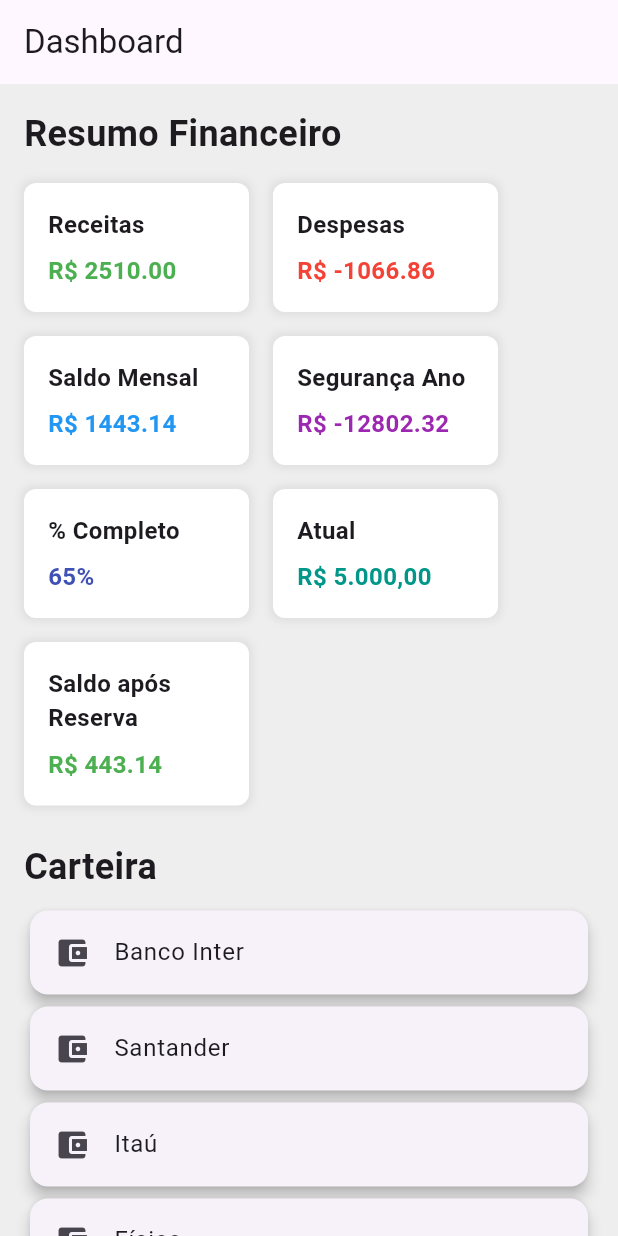
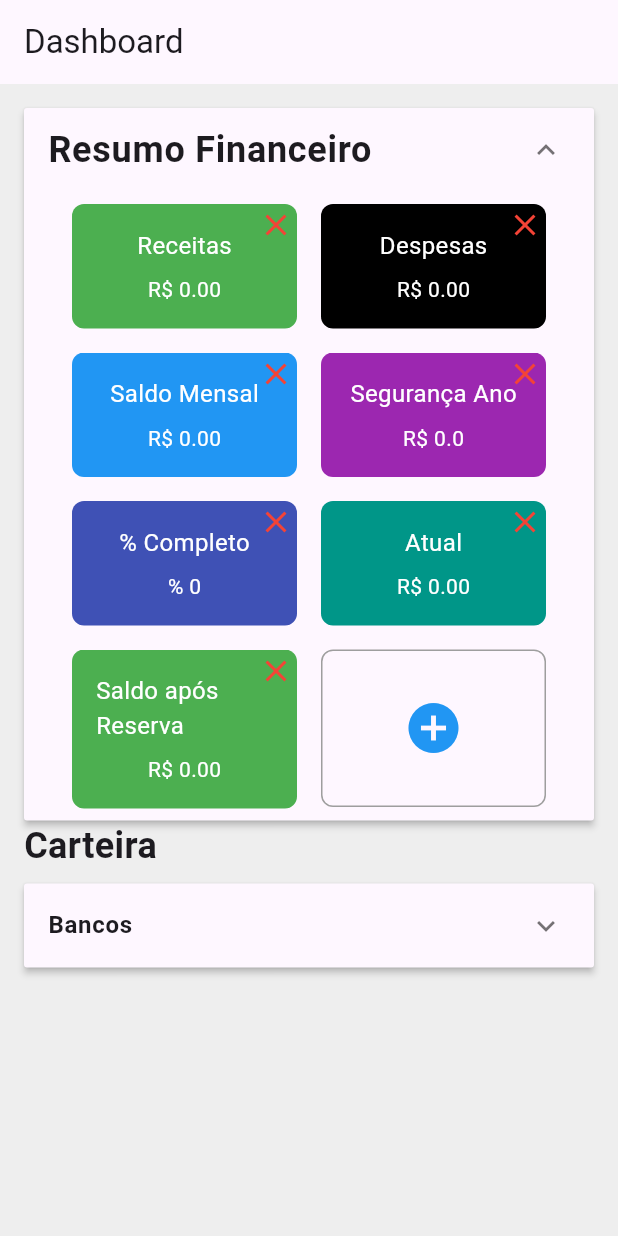
Before and after one commit to isaias99i/financeiro, a Flutter app: the screen it shows after launch, on a phone screen of 412 x 824 dp. Run offline on Flutter 3.47's test engine with Material 3 defaults, Android fonts, the light colour scheme and no system bars.

Commit message:
Inserir listas de Menus

```diff
--- a/lib/screens/dashboardScreen.dart
+++ b/lib/screens/dashboardScreen.dart
@@ -1,12 +1,14 @@
+import 'package:financeiro/widgets/ResumoFinanceiroWidget.dart';
 import 'package:flutter/material.dart';
 import 'package:financeiro/widgets/Cards.dart';
 import 'receitasScreen.dart';
 import 'despesasScreen.dart';
+import 'package:financeiro/widgets/CarteiraWidget.dart';
 
 class DashboardScreen extends StatelessWidget {
-  final double receitas = 2510.00; // Exemplo de receita
-  final double despesas = -1066.86; // Exemplo de despesa (negativo)
-  final double reserva = 1000.00;
+  final double receitas = 0.00; // Exemplo de receita
+  final double despesas = 0.0; // Exemplo de despesa (negativo)
+  final double reserva = 0.00;
 
   const DashboardScreen({super.key}); // Valor fixo da reserva anual para cálculo
 
@@ -27,72 +29,9 @@ class DashboardScreen extends StatelessWidget {
         child: Column(
           crossAxisAlignment: CrossAxisAlignment.start,
           children: [
-            const Text(
-              'Resumo Financeiro',
-              style: TextStyle(fontSize: 24, fontWeight: FontWeight.bold),
-            ),
-            const SizedBox(height: 16),
-            // Organizar os elementos lado a lado
-            Wrap(
-              spacing: 16, // Espaçamento horizontal entre os itens
-              runSpacing: 16, // Espaçamento vertical entre as linhas
-              children: [
-                FinanceCard(
-                  title: 'Receitas',
-                  value: 'R\$ ${receitas.toStringAsFixed(2)}',
-                  color: Colors.green,
-                  onTap: () {
-                    Navigator.push(
-                      context,
-                      MaterialPageRoute(builder: (context) => const ReceitasScreen()),
-                    );
-                  },
-                ),
-                FinanceCard(
-                  title: 'Despesas',
-                  value: 'R\$ ${despesas.toStringAsFixed(2)}',
-                  color: Colors.red,
-                  onTap: () {
-                    Navigator.push(
-                      context,
-                      MaterialPageRoute(builder: (context) => const DespesasScreen()),
-                    );
-                  },
-                ),
-                FinanceCard(
-                  title: 'Saldo Mensal',
-                  value: 'R\$ ${saldoMensal.toStringAsFixed(2)}',
-                  color: saldoMensal >= 0 ? Colors.blue : Colors.orange,
-                  onTap: () {},
-                ),
-                FinanceCard(
-                  title: 'Segurança Ano',
-                  value: 'R\$ ${despesas*12}', // Exemplo fixo
-                  color: Colors.purple,
-                  onTap: () {},
-                ),
-                FinanceCard(
-                  title: '% Completo',
-                  value: '65%', // Exemplo de progresso
-                  color: Colors.indigo,
-                  onTap: () {},
-                ),
-                FinanceCard(
-                  title: 'Atual',
-                  value: 'R\$ 5.000,00', // Exemplo fixo
-                  color: Colors.teal,
-                  onTap: () {},
-                ),
-                FinanceCard(
-                  title: 'Saldo após Reserva',
-                  value: 'R\$ ${saldoAposReserva.toStringAsFixed(2)}',
-                  color: saldoAposReserva >= 0 ? Colors.green : Colors.red,
-                  onTap: () {},
-                ),
-              ],
-            ),
-            const SizedBox(height: 24),
-            const Text(
+            ResumoFinanceiroWidget(receitas: receitas, despesas: despesas, saldoMensal: saldoMensal, saldoAposReserva: saldoAposReserva,saldoAtual: 0, segurancaAno: despesas * 12,),
+            CarteiraWidget(),
+            /*const Text(
               'Carteira',
               style: TextStyle(fontSize: 24, fontWeight: FontWeight.bold),
             ),
@@ -111,7 +50,7 @@ class DashboardScreen extends StatelessWidget {
                   ),
                 );
               }).toList(),
-            ),
+            ),*/
           ],
         ),
       ),
--- /dev/null
+++ b/lib/widgets/CarteiraWidget.dart
@@ -0,0 +1,60 @@
+import 'package:flutter/material.dart';
+
+class CarteiraWidget extends StatefulWidget {
+  @override
+  _CarteiraWidgetState createState() => _CarteiraWidgetState();
+}
+
+class _CarteiraWidgetState extends State<CarteiraWidget> {
+  bool _isExpanded = false; // Estado para controlar a expansão
+  final List<String> bancos = ['Banco Inter', 'Santander', 'Itaú', 'Físico'];
+
+  @override
+  Widget build(BuildContext context) {
+    return Column(
+      crossAxisAlignment: CrossAxisAlignment.start,
+      children: [
+        const Text(
+          'Carteira',
+          style: TextStyle(fontSize: 24, fontWeight: FontWeight.bold),
+        ),
+        const SizedBox(height: 8),
+        ExpansionPanelList(
+          expandedHeaderPadding: EdgeInsets.zero,
+          expansionCallback: (int index, bool isExpanded) {
+            setState(() {
+              _isExpanded = !_isExpanded;
+            });
+          },
+          children: [
+            ExpansionPanel(
+              isExpanded: _isExpanded,
+              headerBuilder: (BuildContext context, bool isExpanded) {
+                return ListTile(
+                  title: Text(
+                    'Bancos',
+                    style: TextStyle(fontWeight: FontWeight.bold),
+                  ),
+                );
+              },
+              body: Column(
+                children: bancos.map((banco) {
+                  return Card(
+                    elevation: 4,
+                    child: ListTile(
+                      title: Text(banco),
+                      leading: const Icon(Icons.account_balance_wallet),
+                      onTap: () {
+                        // Ações específicas para cada banco
+                      },
+                    ),
+                  );
+                }).toList(),
+              ),
+            ),
+          ],
+        ),
+      ],
+    );
+  }
+}
--- /dev/null
+++ b/lib/widgets/ResumoFinanceiroWidget.dart
@@ -0,0 +1,280 @@
+import 'package:financeiro/screens/despesasScreen.dart';
+import 'package:financeiro/screens/receitasScreen.dart';
+import 'package:flutter/material.dart';
+
+class ResumoFinanceiroWidget extends StatefulWidget {
+  final double receitas;
+  final double despesas;
+  final double saldoMensal;
+  final double saldoAposReserva;
+  final double saldoAtual;
+  final double segurancaAno;
+
+  const ResumoFinanceiroWidget({
+    required this.receitas,
+    required this.despesas,
+    required this.saldoMensal,
+    required this.saldoAposReserva,
+    required this.saldoAtual,
+    required this.segurancaAno,
+    Key? key,
+  }) : super(key: key);
+
+  _ResumoFinanceiroWidgetState createState() => _ResumoFinanceiroWidgetState();
+}
+
+class _ResumoFinanceiroWidgetState extends State<ResumoFinanceiroWidget> {
+  bool _isExpanded = true;
+  List<FinanceCardData> cards = [];
+  @override
+  void initState() {
+    super.initState();
+    cards = [
+      FinanceCardData(
+          title: 'Receitas',
+          value: 'R\$ ${widget.receitas.toStringAsFixed(2)}',
+          color: Colors.green,
+          onTap: () {
+            Navigator.push(
+              context,
+              MaterialPageRoute(builder: (context) => const ReceitasScreen()),
+            );
+          }),
+      FinanceCardData(
+          title: 'Despesas',
+          value: 'R\$ ${widget.despesas.toStringAsFixed(2)}',
+          color: Colors.black,
+          onTap: () {
+            Navigator.push(
+              context,
+              MaterialPageRoute(
+                builder: (context) => const DespesasScreen(),
+              ),
+            );
+          }),
+      FinanceCardData(
+        title: 'Saldo Mensal',
+        value: 'R\$ ${widget.saldoMensal.toStringAsFixed(2)}',
+        color: widget.saldoMensal >= 0 ? Colors.blue : Colors.orange,
+        onTap: () {},
+      ),
+      FinanceCardData(
+        title: 'Segurança Ano',
+        value: 'R\$ ${widget.despesas * 12}',
+        color: Colors.purple,
+        onTap: () {},
+      ),
+      FinanceCardData(
+        title: '% Completo',
+        value:
+            '% ${(widget.saldoAtual / widget.segurancaAno > 0 ? widget.saldoAtual / widget.segurancaAno : 0)}',
+        color: Colors.indigo,
+        onTap: () {},
+      ),
+      FinanceCardData(
+        title: 'Atual',
+        value: 'R\$ ${widget.saldoAtual.toStringAsFixed(2)}',
+        color: Colors.teal,
+        onTap: () {},
+      ),
+      FinanceCardData(
+        title: 'Saldo após Reserva',
+        value: 'R\$ ${widget.saldoAposReserva.toStringAsFixed(2)}',
+        color: widget.saldoAposReserva >= 0 ? Colors.green : Colors.red,
+        onTap: () {},
+      ),
+    ];
+  }
+
+  @override
+  Widget build(BuildContext context) {
+    return ExpansionPanelList(
+      expandedHeaderPadding: EdgeInsets.zero,
+      expansionCallback: (int index, bool isExpanded) {
+        setState(() {
+          _isExpanded = !_isExpanded;
+        });
+      },
+      children: [
+        ExpansionPanel(
+          isExpanded: _isExpanded,
+          headerBuilder: (BuildContext context, bool isExpanded) {
+            return ListTile(
+              title: const Text(
+                'Resumo Financeiro',
+                style: TextStyle(fontSize: 24, fontWeight: FontWeight.bold),
+              ),
+            );
+          },
+          body: Padding(
+            padding: const EdgeInsets.all(8.0),
+            child: Column(
+              crossAxisAlignment: CrossAxisAlignment.start,
+              children: [
+                Wrap(
+                  spacing: 16, // Espaçamento horizontal entre os cards
+                  runSpacing: 16, // Espaçamento vertical entre as linhas
+                  children: [
+                    for (int i = 0; i < cards.length; i++)
+                      Stack(
+                        children: [
+                          FinanceCard(
+                            title: cards[i].title,
+                            value: cards[i].value,
+                            color: cards[i].color,
+                            onTap: cards[i].onTap,
+                          ),
+                          Positioned.fill(
+                            top: -10,
+                            right: -10,
+                            child: Align(
+                              alignment: Alignment.topRight,
+                              child: IconButton(
+                                icon: Icon(
+                                  Icons.close,
+                                  color: Colors.red,
+                                ),
+                                onPressed: () {
+                                  setState(() {
+                                    cards.removeAt(i);
+                                  });
+                                },
+                              ),
+                            ),
+                          )
+                        ],
+                      ),
+                    Container(
+                      width: 150,
+                      height: 105,
+                      decoration: BoxDecoration(
+                        borderRadius: BorderRadius.circular(8),
+                        border: Border.all(color: Colors.grey),
+                      ),
+                      child: Center(
+                        child: IconButton(
+                          onPressed: _showAddMenuDialog,
+                          icon: Icon(
+                            Icons.add_circle,
+                            size: 40,
+                            color: Colors.blue,
+                          ),
+                        ),
+                      ),
+                    )
+                  ],
+                ),
+              ],
+            ),
+          ),
+        ),
+      ],
+    );
+  }
+
+  void _showAddMenuDialog() {
+    TextEditingController titleController = TextEditingController();
+    TextEditingController valueController = TextEditingController();
+
+    showDialog(
+      context: context,
+      builder: (BuildContext context) {
+        return AlertDialog(
+          title: Text('Adicionar novo menu'),
+          content: Column(
+            mainAxisSize: MainAxisSize.min,
+            children: [
+              TextField(
+                controller: titleController,
+                decoration: InputDecoration(labelText: 'Título'),
+              ),
+              TextField(
+                controller: valueController,
+                decoration: InputDecoration(labelText: 'Valor'),
+              ),
+            ],
+          ),
+          actions: [
+            TextButton(
+              onPressed: () {
+                Navigator.of(context).pop();
+              },
+              child: Text('Cancelar'),
+            ),
+            ElevatedButton(
+              onPressed: () {
+                setState(() {
+                  cards.add(FinanceCardData(
+                      title: titleController.text,
+                      value: valueController.text,
+                      color: Colors.orange,
+                      onTap: () {}));
+                });
+                Navigator.of(context).pop();
+              },
+              child: Text('Adicionar'),
+            ),
+          ],
+        );
+      },
+    );
+  }
+}
+
+class FinanceCardData {
+  final String title;
+  final String value;
+  final Color color;
+  final Function()? onTap;
+
+  FinanceCardData({
+    required this.title,
+    required this.value,
+    required this.color,
+    this.onTap,
+  });
+}
+
+class FinanceCard extends StatelessWidget {
+  final String title;
+  final String value;
+  final Color color;
+  final Function()? onTap;
+
+  const FinanceCard({
+    required this.title,
+    required this.value,
+    required this.color,
+    this.onTap,
+    Key? key,
+  }) : super(key: key);
+
+  @override
+  Widget build(BuildContext context) {
+    return GestureDetector(
+      onTap: onTap,
+      child: Container(
+        width: 150,
+        padding: EdgeInsets.all(16),
+        decoration: BoxDecoration(
+          color: color,
+          borderRadius: BorderRadius.circular(8),
+        ),
+        child: Column(
+          mainAxisSize: MainAxisSize.min,
+          children: [
+            Text(
+              title,
+              style: TextStyle(fontSize: 16, color: Colors.white),
+            ),
+            SizedBox(height: 8),
+            Text(
+              value,
+              style: TextStyle(fontSize: 14, color: Colors.white),
+            ),
+          ],
+        ),
+      ),
+    );
+  }
+}
```
